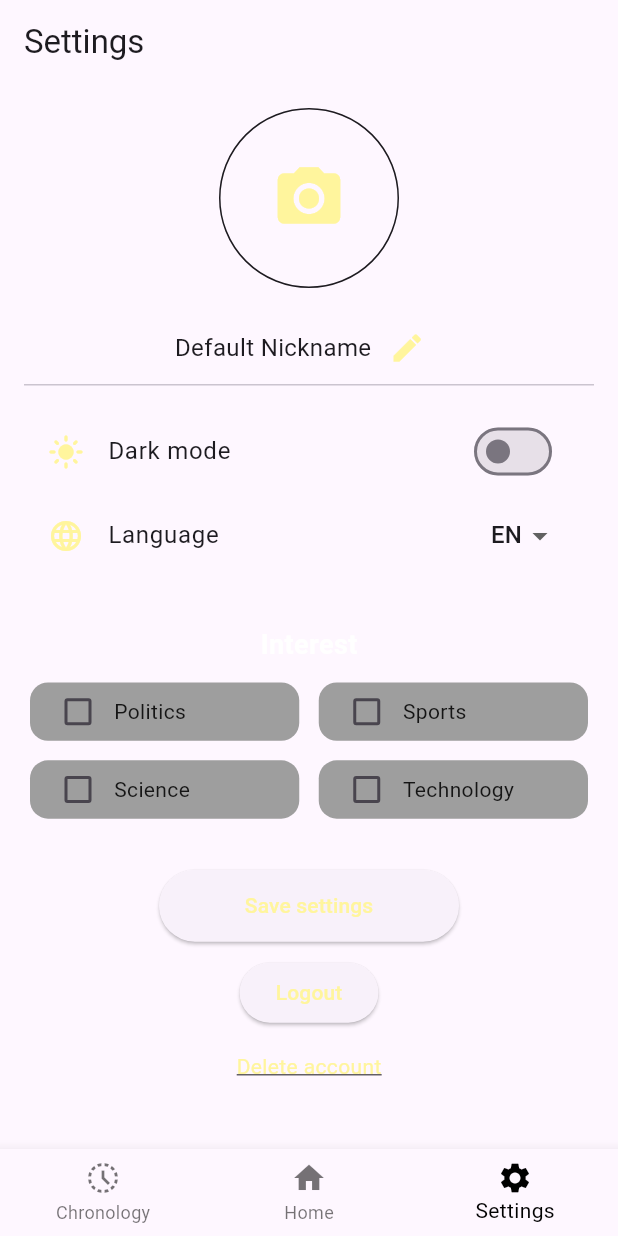
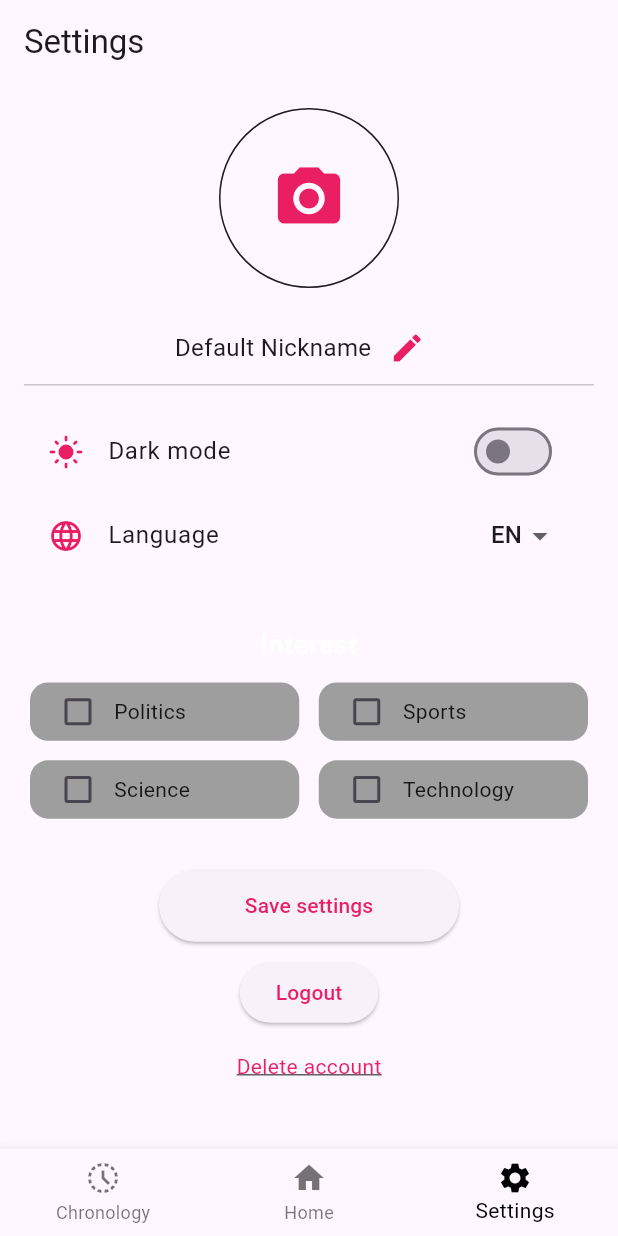
Before and after one commit to VittoDeBonis/news_lence_stage, a Flutter app: the HomePage screen opened by its route, item 3 of the bottom bar chosen, on a phone screen of 412 x 824 dp. Run offline on Flutter 3.47's test engine with Material 3 defaults, Android fonts, the phone set to English and light mode, and no system bars; our stand-ins replace cached_network_image, cloud_firestore, dash_chat_2, firebase_auth, firebase_core, firebase_remote_config and 8 more; missing offline and left inert: chat_gpt_sdk, translator; accounts and stored records are empty; generated files the repository leaves out were written again; network calls fail.

Commit message:
feat: i change a few color

```diff
--- a/lib/presentation/screens/home_page.dart
+++ b/lib/presentation/screens/home_page.dart
@@ -46,7 +46,7 @@ class _HomePageState extends State<HomePage> {
 
 
           ],
-          selectedItemColor: isDarkMode? Colors.yellow[200] : Colors.black,
+          selectedItemColor: isDarkMode? Colors.white : Colors.black,
         ),
     );
   }
--- a/lib/presentation/screens/tabs/settings_tab/settings_tab.dart
+++ b/lib/presentation/screens/tabs/settings_tab/settings_tab.dart
@@ -46,7 +46,7 @@ class _SettingsTabState extends State<SettingsTab> {
       return Icon(
         Icons.camera_alt,
         size: 50,
-        color: Colors.yellow[200],
+        color: Colors.pink,
       );
     }
   }
@@ -97,7 +97,7 @@ class _SettingsTabState extends State<SettingsTab> {
                     ),
                     IconButton(
                       onPressed: _editNickname,
-                      icon: Icon(Icons.edit, color: Colors.yellow[200]),
+                      icon: Icon(Icons.edit, color: Colors.pink),
                     ),
                   ],
                 ),
@@ -108,7 +108,7 @@ class _SettingsTabState extends State<SettingsTab> {
                     themeProvider.isDarkMode
                         ? Icons.dark_mode
                         : Icons.light_mode,
-                    color: Colors.yellow[200],
+                    color: Colors.pink,
                   ),
                   title: Text(l10n.darkMode),
                   trailing: Switch(
@@ -116,14 +116,14 @@ class _SettingsTabState extends State<SettingsTab> {
                     onChanged: (value) {
                       themeProvider.toggleTheme(value);
                     },
-                    activeColor: Colors.yellow[200],
+                    activeColor: Colors.pink,
                   ),
                 ),
                 // Sezione per la lingua
                 ListTile(
                   leading: Icon(
                     Icons.language,
-                    color: Colors.yellow[200],
+                    color: Colors.pink,
                   ),
                   title: Text(l10n.language),
                   trailing: DropdownButton<String>(
@@ -171,11 +171,12 @@ class _SettingsTabState extends State<SettingsTab> {
                   itemCount: preSettings.interestsList.length,
                   itemBuilder: (context, index) {
                     final interest = preSettings.interestsList[index];
+                    final translatedInterest = getTranslatedInterest(l10n, interest);
                     bool isSelected =
                         preSettings.selectedInterests[interest] ?? false;
                     return Card(
                       elevation: 0,
-                      color: isSelected ? Colors.yellow[200] : Colors.grey,
+                      color: isSelected ? Colors.pink : Colors.grey,
                       child: InkWell(
                         onTap: () {
                           preSettings.toggleInterest(interest, !isSelected);
@@ -192,7 +193,7 @@ class _SettingsTabState extends State<SettingsTab> {
                                     preSettings.toggleInterest(interest, value);
                                   }
                                 },
-                                activeColor: Colors.yellow[200],
+                                activeColor: Colors.pink,
                               ),
                               Expanded(
                                 child: Text(
@@ -228,7 +229,7 @@ class _SettingsTabState extends State<SettingsTab> {
                     padding: const EdgeInsets.symmetric(
                         horizontal: 24, vertical: 12),
                     minimumSize: const Size(200, 48),
-                    foregroundColor: Colors.yellow[200],
+                    foregroundColor: Colors.pink,
                   ),
                   child: Text(l10n.saveSettings),
                 ),
@@ -251,7 +252,7 @@ class _SettingsTabState extends State<SettingsTab> {
                     }
                   },
                   style: ElevatedButton.styleFrom(
-                    foregroundColor: Colors.yellow[200],
+                    foregroundColor: Colors.pink,
                   ),
                   child: Text(l10n.logout),
                 ),
@@ -263,7 +264,7 @@ class _SettingsTabState extends State<SettingsTab> {
                   child: Text(
                     'Delete account',
                     style: TextStyle(
-                      color: Colors.yellow[200],
+                      color: Colors.pink,
                       decoration: TextDecoration.underline,
                     ),
                   ),
@@ -275,6 +276,21 @@ class _SettingsTabState extends State<SettingsTab> {
       ),
     );
   }
+
+  String getTranslatedInterest(AppLocalizations l10n, String interestKey) {
+  switch (interestKey) {
+    case 'sports':
+      return l10n.sports;
+    case 'technology':
+      return l10n.technology;
+    case 'politics':
+      return l10n.politics;
+    case 'entertainment':
+      return l10n.science;
+    default:
+      return interestKey; // Fallback se non è presente una traduzione
+  }
+}
 
   void _editNickname() async {
     final preSettings =
```
